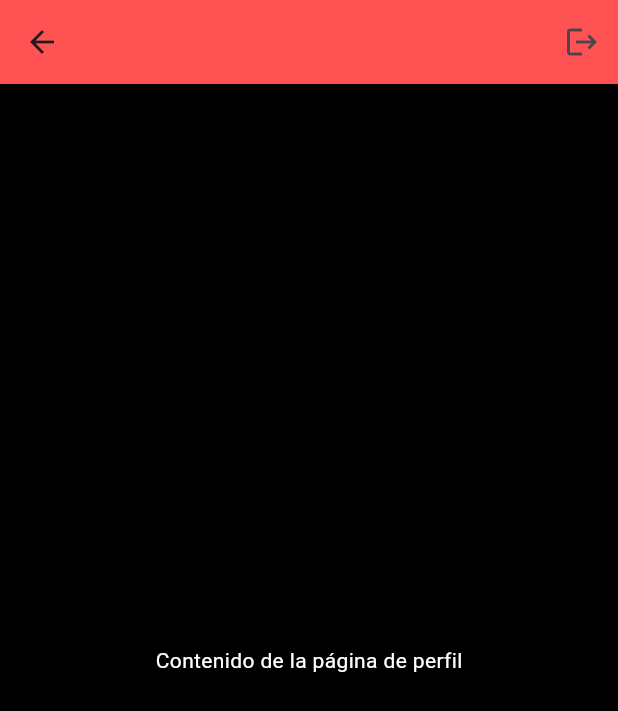
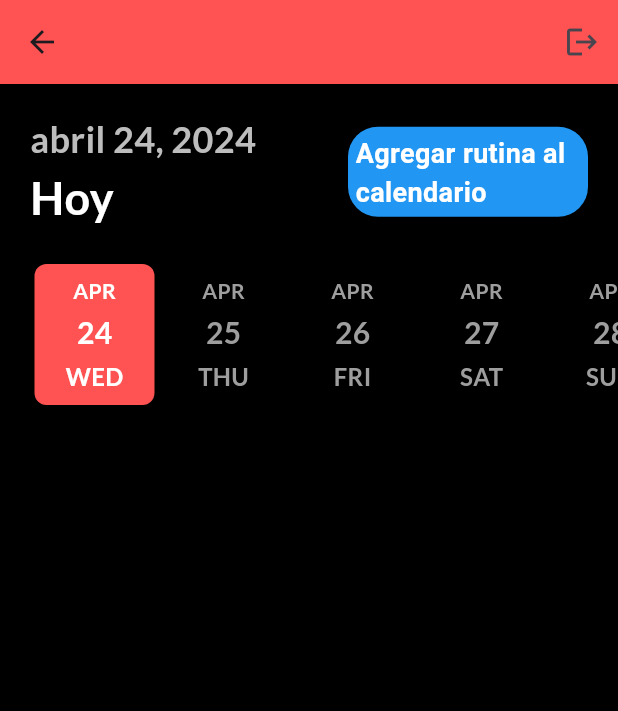
Before and after one commit to WilmerH1506/LiftApp, a Flutter app: the PerfilPage screen opened directly with empty values, on a phone screen of 412 x 824 dp. Shown: the top 711 px of the screen. Run offline on Flutter 3.47's test engine with Material 3 defaults, Android fonts, the phone set to English and light mode, and no system bars; drawn by our look-alikes of date_picker_timeline; our stand-ins replace cloud_firestore, firebase_core, google_fonts; accounts and stored records are empty.

Commit message:
Implementacion de calendario 1.0

```diff
--- a/lift_app/lib/Pantallas/inicio.dart
+++ b/lift_app/lib/Pantallas/inicio.dart
@@ -29,7 +29,7 @@ FirebaseFirestore firestore = FirebaseFirestore.instance;
             widget.currentIndex = value;
           });
         },
-        children: const [
+        children: const  [
           CrearRutinasPage(),
           RutinasPage(),
           PerfilPage(),
--- a/lift_app/lib/Pantallas/perfil.dart
+++ b/lift_app/lib/Pantallas/perfil.dart
@@ -1,8 +1,11 @@
 import 'package:flutter/material.dart';
 import 'package:lift_app/Routes/my_routes.dart';
+import 'package:lift_app/Widgets/adddatebar.dart';
+import 'package:lift_app/Widgets/addrutinesbar.dart';
+
 
 class PerfilPage extends StatelessWidget {
-  const PerfilPage({Key? key}) : super(key: key);
+ const  PerfilPage({Key? key}) : super(key: key);
 
   @override
   Widget build(BuildContext context) {
@@ -25,9 +28,12 @@ class PerfilPage extends StatelessWidget {
        backgroundColor: Colors.redAccent,
       ),
 
-      body: const Center(
-        child: Text('Contenido de la página de perfil', style: TextStyle(color: Colors.white)),
-      ),
-    );
+      body: Column(
+        children: [
+          addRutinebar(context),
+          addDatebar(),
+        ],
+        )
+      );
   }
 }
--- a/lift_app/lib/Routes/my_routes.dart
+++ b/lift_app/lib/Routes/my_routes.dart
@@ -49,6 +49,6 @@ enum MyRoutes {
  sumo,
  menu_pantorillas,
  elevaciones_parado,
- elevaciones_sentado
-
+ elevaciones_sentado,
+ addrutineCalendar
 }
--- a/lift_app/lib/Routes/router.dart
+++ b/lift_app/lib/Routes/router.dart
@@ -57,6 +57,7 @@ import 'package:lift_app/Pantallas/Ejercicios/tren_superior.dart/Triceps/press_f
 import 'package:lift_app/Pantallas/Ejercicios/tren_superior.dart/Triceps/sobrecabeza.dart';
 import 'package:lift_app/Pantallas/Ejercicios/abdominales.dart';
 import 'package:lift_app/Pantallas/Ejercicios/tren_superior.dart/menu_torso.dart';
+import 'package:lift_app/Pantallas/addrutinascalendar_page.dart';
 import 'package:lift_app/Pantallas/crear_rutinas.dart';
 import 'package:lift_app/Pantallas/registro.dart';
 import 'package:lift_app/Pantallas/rutinas.dart';
@@ -116,5 +117,6 @@ final Map<String, Widget Function(BuildContext)> routes = {
   MyRoutes.sumo.name: (context) => Sumo(),
   MyRoutes.menu_pantorillas.name: (context) => MenuPantorillas(),
   MyRoutes.elevaciones_parado.name: (context) => ElevacionesParado(),
-  MyRoutes.elevaciones_sentado.name: (context) => ElevacionesSentado()
+  MyRoutes.elevaciones_sentado.name: (context) =>  ElevacionesSentado(),
+  MyRoutes.addrutineCalendar.name: (context) => AddRuntineCalendar(),
 };
--- /dev/null
+++ b/lift_app/lib/Widgets/adddatebar.dart
@@ -0,0 +1,44 @@
+
+import 'package:date_picker_timeline/date_picker_widget.dart';
+import 'package:flutter/material.dart';
+import 'package:google_fonts/google_fonts.dart';
+
+
+addDatebar(){
+  DateTime selectedDate = DateTime.now();
+  return Container(
+            margin: const EdgeInsets.only(top: 20,left: 20),
+            child: DatePicker(
+              DateTime.now(),
+              height: 100,
+              width: 80,
+              initialSelectedDate: DateTime.now(),
+              selectionColor: Colors.redAccent,
+              selectedTextColor: Colors.white,
+              dateTextStyle: GoogleFonts.lato(
+                textStyle: const TextStyle(
+                color: Colors.grey,
+                fontSize: 20,
+                fontWeight: FontWeight.w600
+              )
+              ),
+              dayTextStyle: GoogleFonts.lato(
+                textStyle: const TextStyle(
+                color: Colors.grey,
+                fontSize: 16,
+                fontWeight: FontWeight.w600
+              )
+              ),
+              monthTextStyle: GoogleFonts.lato(
+                textStyle: const TextStyle(
+                color: Colors.grey,
+                fontSize: 14,
+                fontWeight: FontWeight.w600
+              )
+              ),
+              onDateChange: (date) {
+                selectedDate = date;
+              },
+            ),
+    );
+}
--- /dev/null
+++ b/lift_app/lib/Widgets/addrutinesbar.dart
@@ -0,0 +1,30 @@
+
+import 'package:flutter/material.dart';
+import 'package:intl/intl.dart';
+import 'package:lift_app/Routes/my_routes.dart';
+import 'package:lift_app/Temas/temas.dart';
+import 'package:lift_app/Widgets/mybutton.dart';
+
+addRutinebar(BuildContext context) {
+    String formatedate= DateFormat('MMMM d, y','es').format(DateTime.now());
+  return Container(
+            margin: const EdgeInsets.only(left: 20,top: 20,right: 20),
+            child: Row(
+              mainAxisAlignment: MainAxisAlignment.spaceBetween,
+              children: [
+                Column(
+                  crossAxisAlignment: CrossAxisAlignment.start,
+                  children: [
+                    Text(formatedate,  style: subtituloStyle),
+                     Text('Hoy', style:tituloStyle),
+                  ],
+                ),
+                Mybutton(
+                  label: 'Agregar rutina al calendario',
+                   onTap: (){
+                       Navigator.pushNamed(context,MyRoutes.addrutineCalendar.name);
+                   })
+              ],
+            ),
+          );
+}
--- /dev/null
+++ b/lift_app/lib/Widgets/mybutton.dart
@@ -0,0 +1,32 @@
+import 'package:flutter/material.dart';
+
+class Mybutton extends StatelessWidget {
+  const Mybutton({super.key,required this.label,required this.onTap});
+
+  final String label;
+  final Function()? onTap;
+  @override
+  Widget build(BuildContext context) {
+    return GestureDetector(
+      onTap: onTap,
+      child: Container(
+        width: 160,
+        height: 60,
+        decoration: BoxDecoration(
+          color: Colors.blue,
+          borderRadius: BorderRadius.circular(20),
+        ),
+        child: Container(
+          padding: const EdgeInsets.all(5),
+          child: Flexible(
+            child: Text(label,style: const TextStyle(
+              color: Colors.white,
+              fontSize: 18,
+              fontWeight: FontWeight.bold
+            ),),
+          ),
+        )
+      )
+    );
+  }
+}
--- a/lift_app/lib/main.dart
+++ b/lift_app/lib/main.dart
@@ -1,12 +1,16 @@
 import 'package:flutter/material.dart';
 import 'package:firebase_core/firebase_core.dart';
+import 'package:intl/date_symbol_data_local.dart';
 import 'Routes/router.dart';
 import 'Routes/my_routes.dart';
 
 void main() async{
    WidgetsFlutterBinding.ensureInitialized();
   await Firebase.initializeApp();
-  runApp(const MyApp());
+
+ await initializeDateFormatting('es', "");
+    runApp(const MyApp());
+
 }
 
 class MyApp extends StatelessWidget {
--- a/lift_app/pubspec.yaml
+++ b/lift_app/pubspec.yaml
@@ -37,6 +37,9 @@ dependencies:
   cupertino_icons: ^1.0.6
   firebase_core: 2.27.0
   cloud_firestore: 4.15.8
+  intl: 0.19.0
+  google_fonts: 6.2.1
+  date_picker_timeline: 1.2.6
 
 dev_dependencies:
   flutter_test:
```
Also changed, not shown: lift_app/lib/Pantallas/addrutinascalendar_page.dart (added, +49 -0 lines), lift_app/lib/Temas/temas.dart (added, +19 -0 lines), lift_app/lib/Widgets/custom_add.dart (added, +41 -0 lines), lift_app/pubspec.lock, 1 other file.
